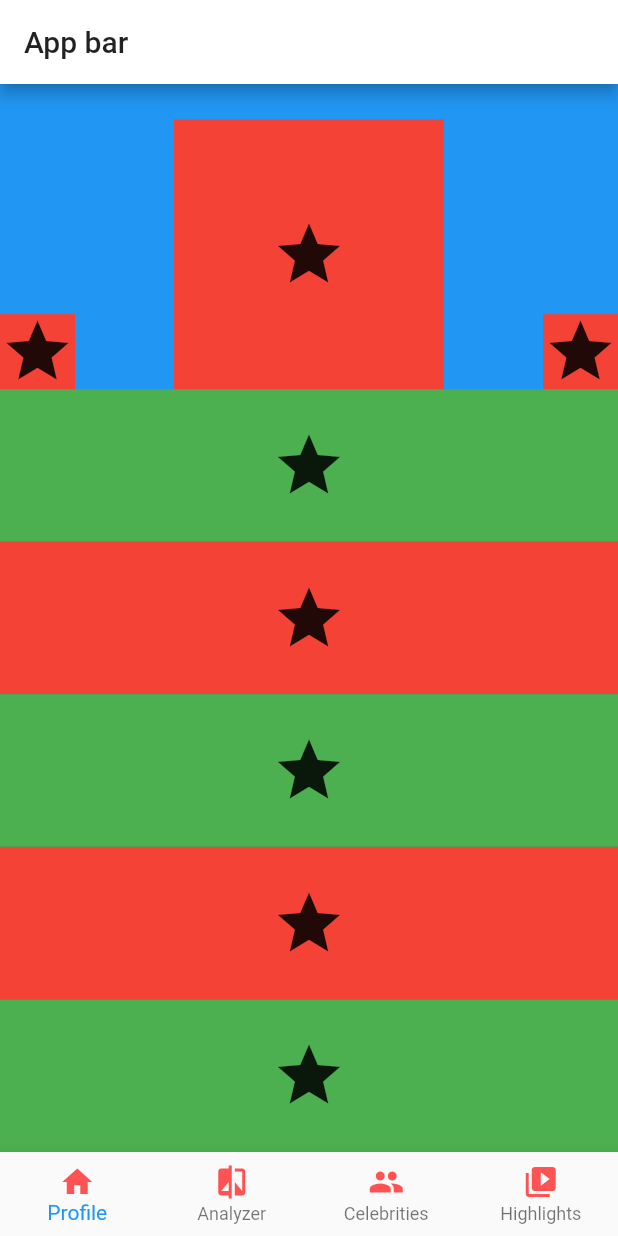
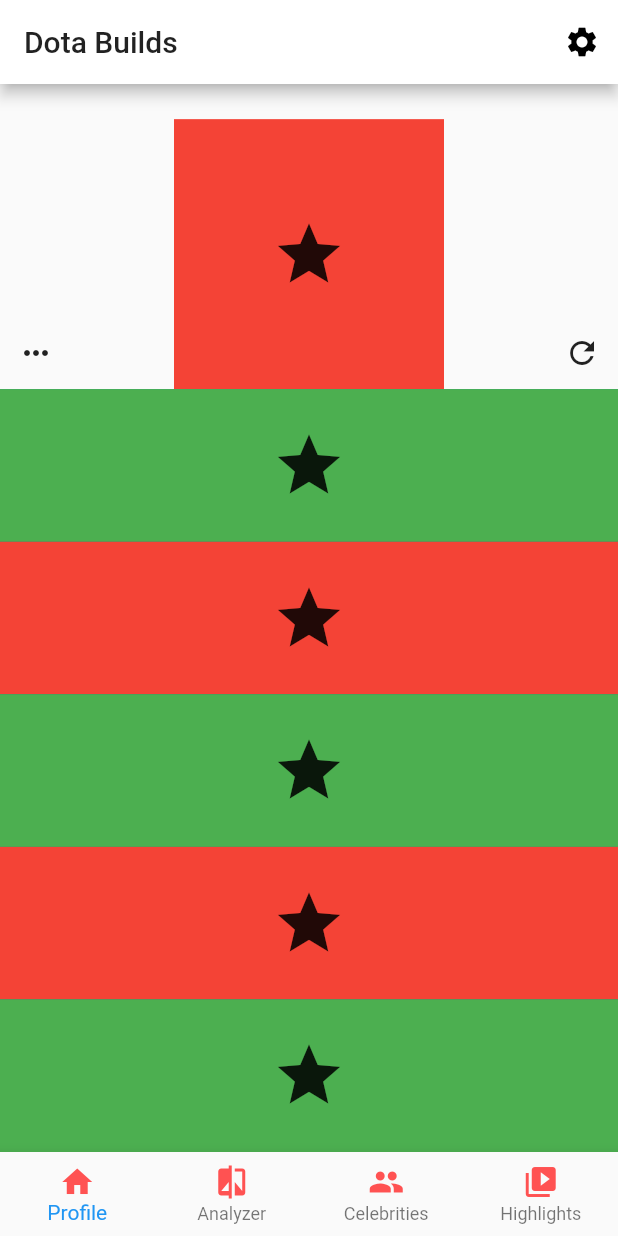
Before and after one commit to ACLeiChen/dotabuilds_futter, a Flutter app: the screen it shows after launch, on a phone screen of 412 x 824 dp. Run offline on Flutter 3.47's test engine with Material 2 defaults, Android fonts, the phone set to English and light mode, and no system bars.

Commit message:
move profile tab into a single widget

```diff
--- a/lib/main.dart
+++ b/lib/main.dart
@@ -1,3 +1,4 @@
+import 'package:dotabuilds_futter/src/widgets/profileTab.dart';
 import 'package:flutter/material.dart';
 
 import 'resource/strings.dart';
@@ -42,104 +43,7 @@ class _MyHomePageState extends State<MyHomePage> {
 
   _MyHomePageState() {
     //to do: move tab creation to a separate file
-    _profileTab = Container(
-      color: Colors.yellow,
-      child: Column(
-        children: <Widget>[
-          Expanded(
-            flex: 2,
-            child: Container(
-              color: Colors.blue,
-              child: Row(
-                mainAxisAlignment: MainAxisAlignment.spaceBetween,
-                crossAxisAlignment: CrossAxisAlignment.end,
-                mainAxisSize: MainAxisSize.max,
-                children: <Widget>[
-                  Container(
-                      color: Colors.red,
-                      child: Icon(
-                        Icons.star,
-                        size: 50.0,
-                      )),
-                  Container(
-                      width: 180.0,
-                      height: 180.0,
-                      color: Colors.red,
-                      child: Icon(
-                        Icons.star,
-                        size: 50.0,
-                      )),
-                  Container(
-                      color: Colors.red,
-                      child: Icon(
-                        Icons.star,
-                        size: 50.0,
-                      )),
-                ],
-              ),
-            ),
-          ),
-          Expanded(
-            flex: 5,
-            child: Container(
-              color: Colors.teal,
-              child: Column(
-                mainAxisAlignment: MainAxisAlignment.start,
-                crossAxisAlignment: CrossAxisAlignment.stretch,
-                mainAxisSize: MainAxisSize.max,
-                children: <Widget>[
-                  Expanded(
-                    flex: 1,
-                    child: Container(
-                        color: Colors.green,
-                        child: Icon(
-                          Icons.star,
-                          size: 50.0,
-                        )),
-                  ),
-                  Expanded(
-                    flex: 1,
-                    child: Container(
-                        color: Colors.red,
-                        child: Icon(
-                          Icons.star,
-                          size: 50.0,
-                        )),
-                  ),
-                  Expanded(
-                    flex: 1,
-                    child: Container(
-                        color: Colors.green,
-                        child: Icon(
-                          Icons.star,
-                          size: 50.0,
-                        )),
-                  ),
-                  Expanded(
-                    flex: 1,
-                    child: Container(
-                        color: Colors.red,
-                        child: Icon(
-                          Icons.star,
-                          size: 50.0,
-                        )),
-                  ),
-                  Expanded(
-                    flex: 1,
-                    child: Container(
-                        color: Colors.green,
-                        child: Icon(
-                          Icons.star,
-                          size: 50.0,
-                        )),
-                  ),
-                ],
-              ),
-            ),
-          )
-        ],
-      ),
-    );
+    _profileTab = ProfileTab();
 
     _analyzerTab = Container(
       color: Colors.yellow,
@@ -160,7 +64,13 @@ class _MyHomePageState extends State<MyHomePage> {
   Widget build(BuildContext context) {
     return Scaffold(
       appBar: AppBar(
-        title: Text("App bar"),
+        title: Text(Strings.appBar),
+        actions: <Widget>[
+          IconButton(
+            icon: Icon(Icons.settings),
+            onPressed: _goToSettingsPage,
+          )
+        ],
       ),
       body: _bodySection[_bottomNavIndex],
       bottomNavigationBar: BottomNavigationBar(
@@ -212,4 +122,6 @@ class _MyHomePageState extends State<MyHomePage> {
       ),
     );
   }
+
+  void _goToSettingsPage() {}
 }
--- a/lib/resource/strings.dart
+++ b/lib/resource/strings.dart
@@ -7,4 +7,6 @@ class Strings {
 
   static const String bottomNavigationBarItem_Highlights = "Highlights";
 
+  static const String appBar = "Dota Builds";
+
 }
--- a/lib/src/widgets/profileTab.dart
+++ b/lib/src/widgets/profileTab.dart
@@ -0,0 +1,112 @@
+import 'package:flutter/material.dart';
+import 'package:flutter/widgets.dart';
+
+class ProfileTab extends StatelessWidget{
+
+  @override
+  Widget build(BuildContext context) {
+    return Container(
+      // color: Colors.yellow,
+      child: Column(
+        children: <Widget>[
+          Expanded(
+            flex: 2,
+            child: Container(
+              // color: Colors.blue,
+              child: Row(
+                mainAxisAlignment: MainAxisAlignment.spaceBetween,
+                crossAxisAlignment: CrossAxisAlignment.end,
+                mainAxisSize: MainAxisSize.max,
+                children: <Widget>[
+                  Container(
+                      // color: Colors.red,
+                      child: IconButton(
+                    icon: Icon(Icons.more_horiz),
+                    onPressed: _gotoMoreGamesPages,
+                  )),
+                  Container(
+                      width: 180.0,
+                      height: 180.0,
+                      color: Colors.red,
+                      child: Icon(
+                        Icons.star,
+                        size: 50.0,
+                      )),
+                  Container(
+                      // color: Colors.red,
+                      child: IconButton(
+                    icon: Icon(Icons.refresh),
+                    onPressed: _refreshProfileTab,
+                  )),
+                ],
+              ),
+            ),
+          ),
+          Expanded(
+            flex: 5,
+            child: Container(
+              color: Colors.teal,
+              child: Column(
+                mainAxisAlignment: MainAxisAlignment.start,
+                crossAxisAlignment: CrossAxisAlignment.stretch,
+                mainAxisSize: MainAxisSize.max,
+                children: <Widget>[
+                  Expanded(
+                    flex: 1,
+                    child: Container(
+                        color: Colors.green,
+                        child: Icon(
+                          Icons.star,
+                          size: 50.0,
+                        )),
+                  ),
+                  Expanded(
+                    flex: 1,
+                    child: Container(
+                        color: Colors.red,
+                        child: Icon(
+                          Icons.star,
+                          size: 50.0,
+                        )),
+                  ),
+                  Expanded(
+                    flex: 1,
+                    child: Container(
+                        color: Colors.green,
+                        child: Icon(
+                          Icons.star,
+                          size: 50.0,
+                        )),
+                  ),
+                  Expanded(
+                    flex: 1,
+                    child: Container(
+                        color: Colors.red,
+                        child: Icon(
+                          Icons.star,
+                          size: 50.0,
+                        )),
+                  ),
+                  Expanded(
+                    flex: 1,
+                    child: Container(
+                        color: Colors.green,
+                        child: Icon(
+                          Icons.star,
+                          size: 50.0,
+                        )),
+                  ),
+                ],
+              ),
+            ),
+          )
+        ],
+      ),
+    );
+  }
+
+  void _refreshProfileTab() {}
+
+  void _gotoMoreGamesPages() {}
+
+}
```
